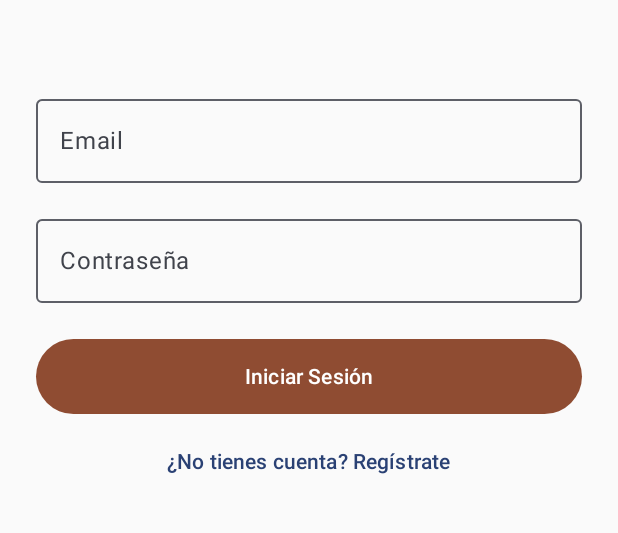
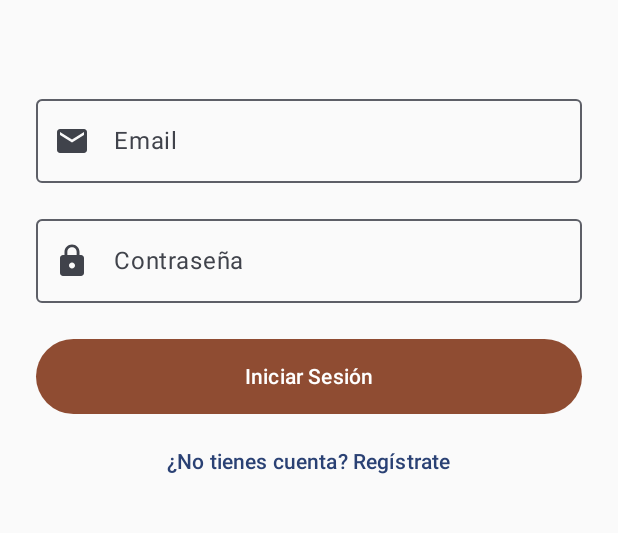
Before and after one commit to 1ACC0238-2520-1807/Android-icafe, an Android app built with Jetpack Compose: the screen it shows after launch (MainActivity), on a phone screen of 412 x 824 dp, the part 438-971 px from its top. Run offline under Robolectric (Android 15) with nearby library versions, the phone set to English and light mode, and no system bars.

Commit message:
style: Add email and password icons to login text fields.

```diff
--- a/app/src/main/java/com/example/icafe/features/auth/presentation/login/Login.kt
+++ b/app/src/main/java/com/example/icafe/features/auth/presentation/login/Login.kt
@@ -3,6 +3,9 @@ package com.example.icafe.features.auth.presentation.login
 import androidx.compose.foundation.Image
 import androidx.compose.foundation.layout.*
 import androidx.compose.foundation.text.KeyboardOptions
+import androidx.compose.material.icons.Icons
+import androidx.compose.material.icons.filled.Email
+import androidx.compose.material.icons.filled.Lock
 import androidx.compose.material3.*
 import androidx.compose.runtime.Composable
 import androidx.compose.runtime.LaunchedEffect
@@ -65,6 +68,12 @@ fun Login(
             onValueChange = { viewModel.email = it },
             label = { Text("Email") },
             modifier = Modifier.fillMaxWidth(),
+            leadingIcon = {
+                Icon(
+                    Icons.Default.Email,
+                    contentDescription = null
+                )
+            },
             keyboardOptions = KeyboardOptions(keyboardType = KeyboardType.Email),
             singleLine = true
         )
@@ -75,6 +84,12 @@ fun Login(
             onValueChange = { viewModel.password = it },
             label = { Text("Contraseña") },
             modifier = Modifier.fillMaxWidth(),
+            leadingIcon = {
+                Icon(
+                    Icons.Default.Lock,
+                    contentDescription = null
+                )
+            },
             visualTransformation = PasswordVisualTransformation(),
             keyboardOptions = KeyboardOptions(keyboardType = KeyboardType.Password),
             singleLine = true
```
